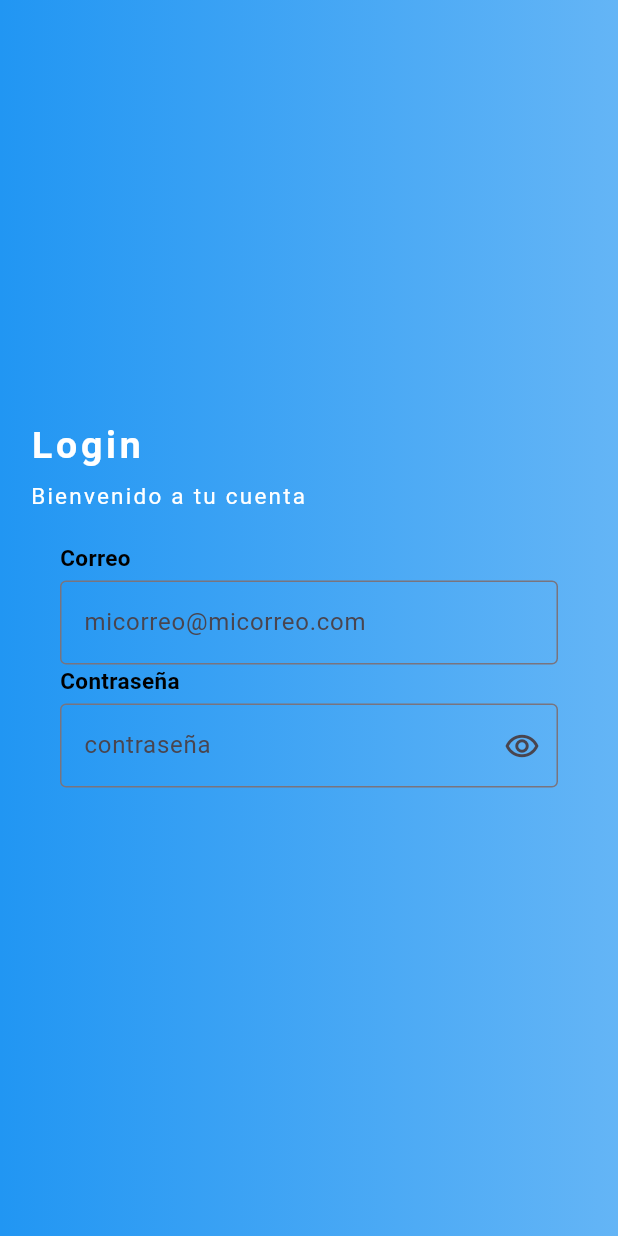
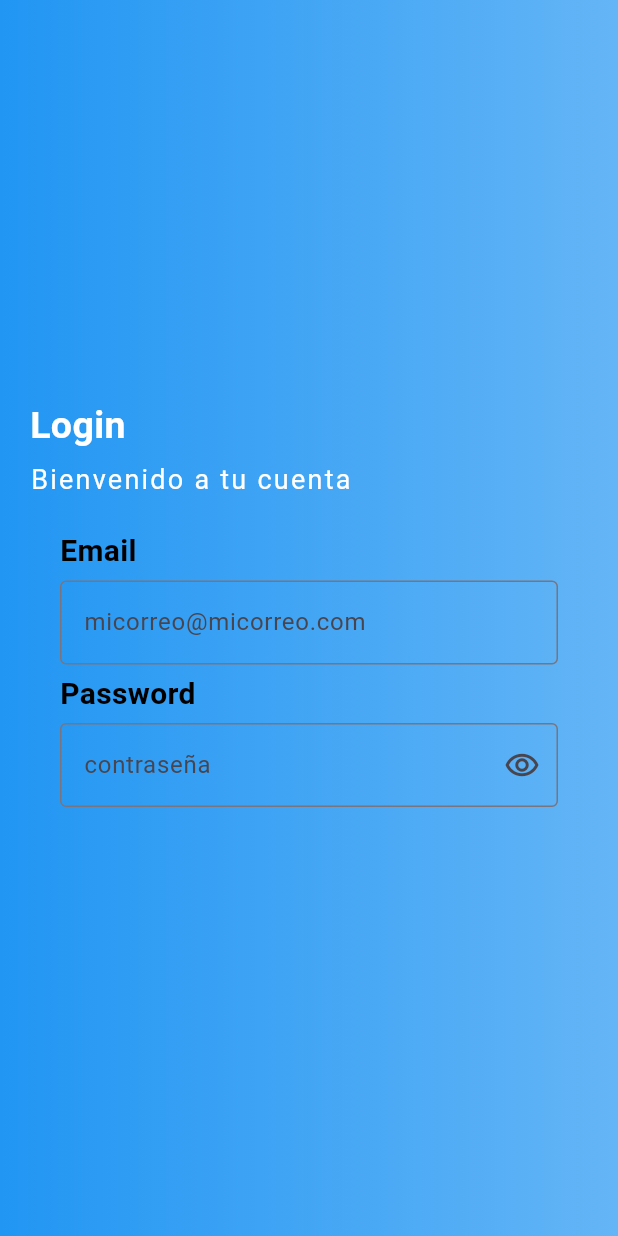
Before and after one commit to GabSalinas110403/countertes, a Flutter app: the screen it shows after launch, on a phone screen of 412 x 824 dp. Run offline on Flutter 3.47's test engine with Material 3 defaults, Android fonts, the phone set to English and light mode, and no system bars.

Commit message:
se agrego el apartado de email y correo

```diff
--- a/lib/pages/login_page.dart
+++ b/lib/pages/login_page.dart
@@ -8,7 +8,6 @@ class LoginPage extends StatefulWidget {
 }
 
 class _LoginPageState extends State<LoginPage> {
-
   @override
   Widget build(BuildContext context) {
     return const Scaffold(
@@ -22,26 +21,21 @@ class _LoginPageState extends State<LoginPage> {
   }
 }
 
-class Fondo extends StatefulWidget {
+class Fondo extends StatelessWidget {
   const Fondo({super.key});
 
-  @override
-  State<Fondo> createState() => _FondoState();
-}
-
-class _FondoState extends State<Fondo> {
   @override
   Widget build(BuildContext context) {
     return Container(
       decoration: BoxDecoration(
         gradient: LinearGradient(
+          begin: Alignment.centerRight,
+          end: Alignment.centerLeft,
           colors: [
             Colors.blue.shade300,
-            Colors.blue
+            Colors.blue,
           ],
-          begin: Alignment.centerRight,
-          end: Alignment.centerLeft
-        )
+        ),
       ),
     );
   }
@@ -66,24 +60,17 @@ class _ContenidoState extends State<Contenido> {
           Text(
             'Login',
             style: TextStyle(
-              color: Colors.white,
-              fontWeight: FontWeight.bold,
-              fontSize: 25,
-              letterSpacing: 2.5
+                color: Colors.white, fontWeight: FontWeight.bold, fontSize: 25),
           ),
-          ),
-          SizedBox(height: 5,),
+          SizedBox(height: 5),
           Text(
             'Bienvenido a tu cuenta',
             style: TextStyle(
-              color: Colors.white,
-              fontSize: 15,
-              letterSpacing: 1.5
+                color: Colors.white, fontSize: 18, letterSpacing: 1.5),
           ),
+          Datos(),
+        ],
       ),
-          Datos()
-        ],
-      )
     );
   }
 }
@@ -104,41 +91,40 @@ class _DatosState extends State<Datos> {
         crossAxisAlignment: CrossAxisAlignment.start,
         children: [
           const Text(
-            'Correo',
+            'Email',
             style: TextStyle(
               color: Colors.black,
               fontWeight: FontWeight.bold,
-              fontSize: 15
+              fontSize: 20,
             ),
           ),
-            const SizedBox(height: 5,),
+          const SizedBox(height: 5),
           TextFormField(
             keyboardType: TextInputType.emailAddress,
             decoration: const InputDecoration(
                 border: OutlineInputBorder(),
-                hintText: ('micorreo@micorreo.com'),
+                hintText: 'micorreo@micorreo.com'),
           ),
-            ),
+          const SizedBox(height: 5),
           const Text(
-            'Contraseña',
+            'Password',
             style: TextStyle(
               color: Colors.black,
               fontWeight: FontWeight.bold,
-              fontSize: 15
+              fontSize: 20,
             ),
           ),
-            const SizedBox(height: 5,),
+          const SizedBox(height: 5),
           TextFormField(
             obscureText: true,
             decoration: InputDecoration(
                 border: const OutlineInputBorder(),
-                hintText: ('contraseña'),
+                hintText: 'contraseña',
                 suffixIcon: IconButton(
                   icon: const Icon(Icons.remove_red_eye_outlined),
-                  onPressed: () => {},
-                ),
-              ),
-            ),
+                  onPressed: () {},
+                )),
+          )
         ],
       ),
     );
```
Lines whose indentation alone changed are shown as unchanged.
